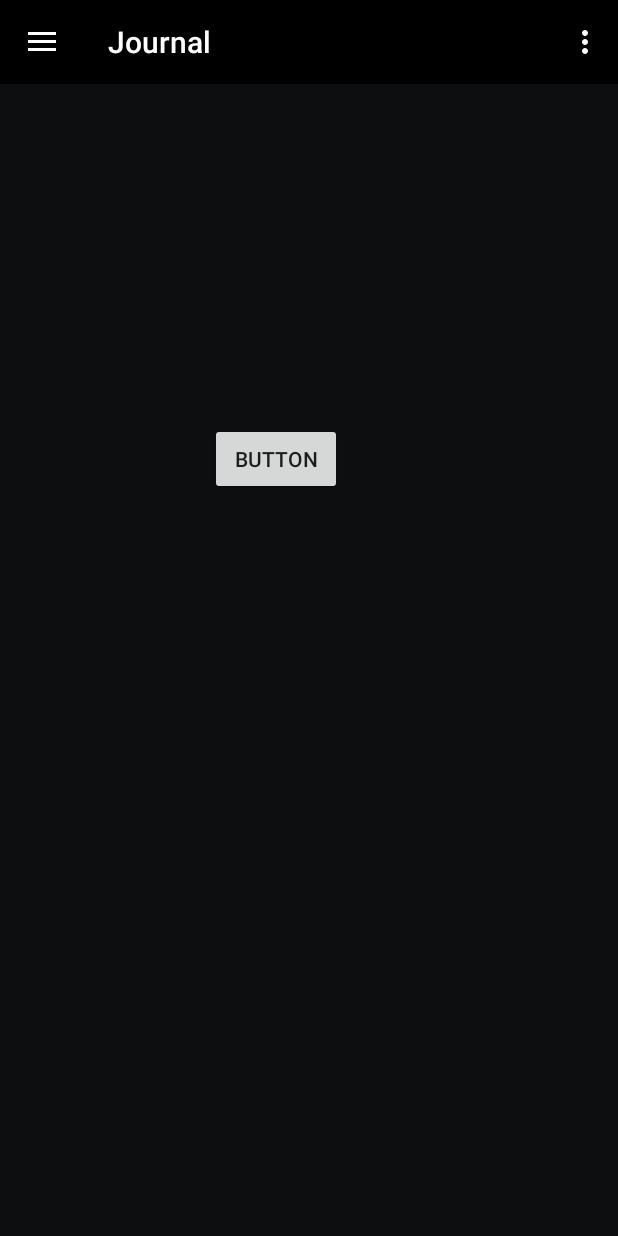
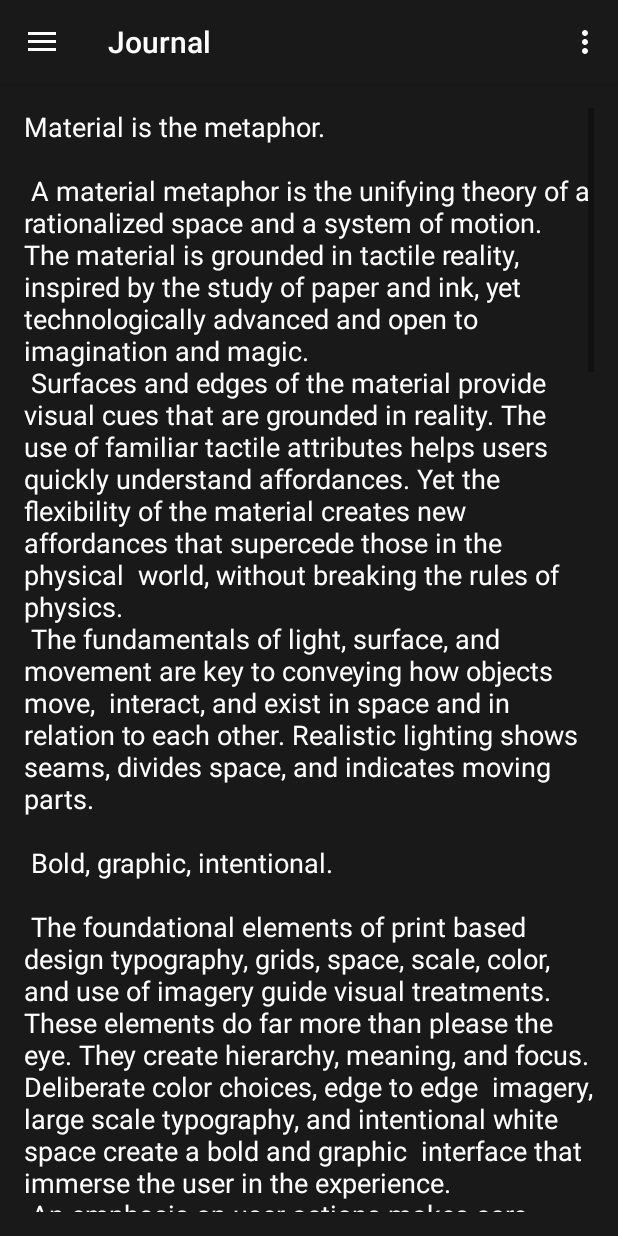
Before and after one commit to atorres1929/Journal, an Android app: the MainActivity screen opened directly, with no data from a screen before it, after a tap on "New Entry", on a phone screen of 412 x 824 dp. Run offline under Robolectric (Android 15) with nearby library versions, the phone set to English and light mode, and no system bars; 1 other tap on this screen came first.

Commit message:
Added EditText to New Entry Fragment
Also messed with some colors and theme stuff

```diff
--- a/app/src/main/AndroidManifest.xml
+++ b/app/src/main/AndroidManifest.xml
@@ -17,8 +17,7 @@
         </activity>
         <activity
             android:name=".MainActivity"
-            android:label="@string/title_activity_main"
-            android:theme="@style/AppTheme.NoActionBar" />
+            android:label="@string/title_activity_main" />
     </application>
 
 </manifest>
--- a/app/src/main/res/layout/app_bar_main.xml
+++ b/app/src/main/res/layout/app_bar_main.xml
@@ -10,13 +10,14 @@
     <android.support.design.widget.AppBarLayout
         android:layout_width="match_parent"
         android:layout_height="wrap_content"
-        android:theme="@style/AppTheme.AppBarOverlay">
+        android:theme="@style/AppTheme.AppBarOverlay"
+        android:background="@color/colorPrimaryDark">
 
         <android.support.v7.widget.Toolbar
             android:id="@+id/toolbar"
             android:layout_width="match_parent"
             android:layout_height="?attr/actionBarSize"
-            android:background="?attr/colorPrimary"
+            android:background="@color/colorPrimary"
             app:popupTheme="@style/AppTheme.PopupOverlay" />
 
     </android.support.design.widget.AppBarLayout>
--- a/app/src/main/res/layout/content_main.xml
+++ b/app/src/main/res/layout/content_main.xml
@@ -12,6 +12,6 @@
     app:layout_behavior="@string/appbar_scrolling_view_behavior"
     tools:context="com.artifexiumgames.journal.MainActivity"
     tools:showIn="@layout/app_bar_main"
-    android:background="@color/colorPrimaryDark">
+    android:background="@color/colorPrimary">
 
 </RelativeLayout>
--- a/app/src/main/res/layout/fragment_new_entry.xml
+++ b/app/src/main/res/layout/fragment_new_entry.xml
@@ -1,18 +1,26 @@
-<RelativeLayout xmlns:android="http://schemas.android.com/apk/res/android"
+<ScrollView xmlns:android="http://schemas.android.com/apk/res/android"
     xmlns:tools="http://schemas.android.com/tools"
     android:layout_width="match_parent"
     android:layout_height="match_parent"
-    tools:context="com.artifexiumgames.journal.NewEntryFragment">
+    tools:context="com.artifexiumgames.journal.NewEntryFragment"
+    android:background="@color/colorPrimary"
+    android:textAlignment="textStart"
+    android:scrollbarAlwaysDrawHorizontalTrack="false"
+    android:scrollbarAlwaysDrawVerticalTrack="true"
+    android:visibility="visible">
 
     <!-- TODO: Update blank fragment layout -->
 
-    <Button
-        android:text="Button"
+    <MultiAutoCompleteTextView
+        android:text="@string/large_text"
         android:layout_width="wrap_content"
         android:layout_height="wrap_content"
         android:layout_alignParentTop="true"
         android:layout_alignParentStart="true"
-        android:layout_marginStart="124dp"
-        android:layout_marginTop="210dp"
-        android:id="@+id/button" />
-</RelativeLayout>
+        android:id="@+id/multiAutoCompleteTextView"
+        android:layout_alignParentBottom="true"
+        android:layout_alignParentEnd="true"
+        android:gravity="top|start"
+        android:textColor="@android:color/white"
+        android:background="@color/colorPrimary" />
+</ScrollView>
--- a/app/src/main/res/values/colors.xml
+++ b/app/src/main/res/values/colors.xml
@@ -1,7 +1,7 @@
 <?xml version="1.0" encoding="utf-8"?>
 <resources>
-    <color name="colorPrimary">#000000</color>
-    <color name="colorPrimaryDark">#0c0e0f</color>
+    <color name="colorPrimary">#191919</color>
+    <color name="colorPrimaryDark">#000000</color>
     <color name="colorAccent">#454647</color>
     <color name="colorButton">#746f6f</color>
     <color name="colorButtonSelected">#292a2a</color>
--- a/app/src/main/res/values/strings.xml
+++ b/app/src/main/res/values/strings.xml
@@ -98,7 +98,4 @@
         "For example, position the FAB to one side of stream of a cards so the FAB won’t interfere "
         "when a user tries to pick up one of cards.\n\n"
     </string>
-
-    <!-- TODO: Remove or change this placeholder text -->
-    <string name="hello_blank_fragment">Hello blank fragment</string>
 </resources>
--- a/app/src/main/res/values/styles.xml
+++ b/app/src/main/res/values/styles.xml
@@ -1,7 +1,7 @@
 <resources>
 
     <!-- Base application theme. -->
-    <style name="AppTheme" parent="Theme.AppCompat.Light.DarkActionBar">
+    <style name="AppTheme" parent="Theme.AppCompat.Light.NoActionBar">
         <!-- Customize your theme here. -->
         <item name="colorPrimary">@color/colorPrimary</item>
         <item name="colorPrimaryDark">@color/colorPrimaryDark</item>
```
